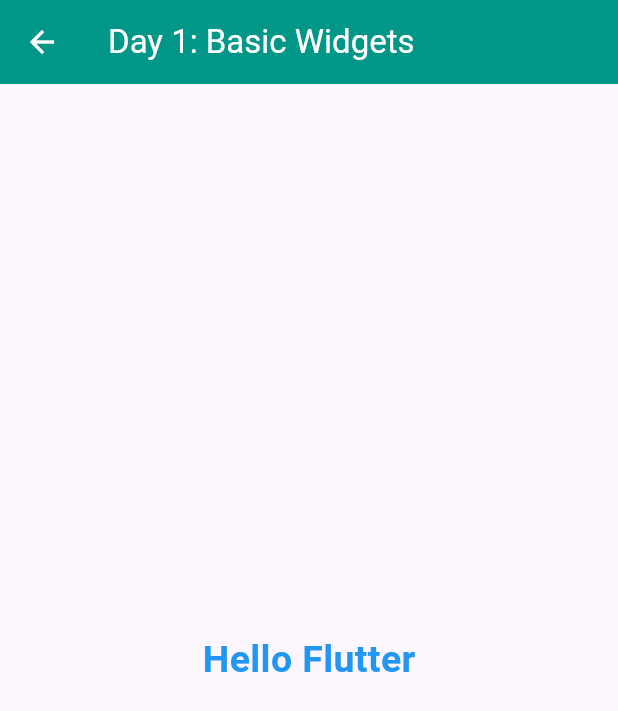
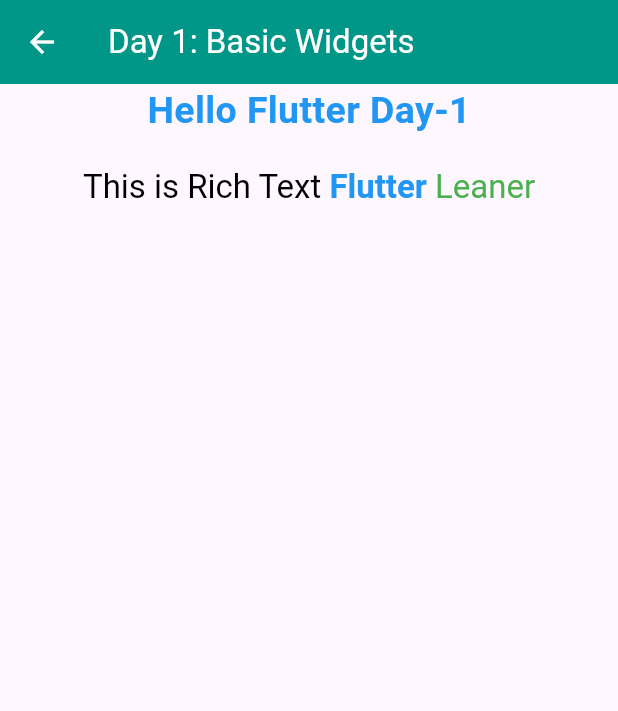
Before and after one commit to sayam-dev85/flutter-code, a Flutter app: the Day1Page screen opened directly, on a phone screen of 412 x 824 dp. Shown: the top 711 px of the screen. Run offline on Flutter 3.47's test engine with Material 3 defaults, Android fonts, the phone set to English and light mode, and no system bars.

Commit message:
RichText

```diff
--- a/lib/day-1/day_1_page.dart
+++ b/lib/day-1/day_1_page.dart
@@ -12,14 +12,40 @@ class Day1Page extends StatelessWidget {
         foregroundColor: Colors.white,
       ),
 
-      body: const Center(
-        child: Text(
-          'Hello Flutter',
-          style: TextStyle(
-            fontSize: 25,
-            color: Colors.blue,
-            fontWeight: FontWeight.bold,
-          ),
+      body: Center(
+        child: Column(
+          children: [
+            Text(
+              'Hello Flutter Day-1',
+              style: TextStyle(
+                fontSize: 25,
+                color: Colors.blue,
+                fontWeight: FontWeight.bold,
+              ),
+            ),
+
+            SizedBox(height: 20),
+            // Rich Text
+            RichText(
+              text: TextSpan(
+                text: 'This is Rich Text ',
+                style: TextStyle(color: Colors.black, fontSize: 22),
+                children: <TextSpan>[
+                  TextSpan(
+                    text: 'Flutter',
+                    style: TextStyle(
+                      color: Colors.blue,
+                      fontWeight: FontWeight.bold,
+                    ),
+                  ),
+                  TextSpan(
+                    text: ' Leaner',
+                    style: TextStyle(color: Colors.green),
+                  ),
+                ],
+              ),
+            ),
+          ],
         ),
       ),
     );
```
